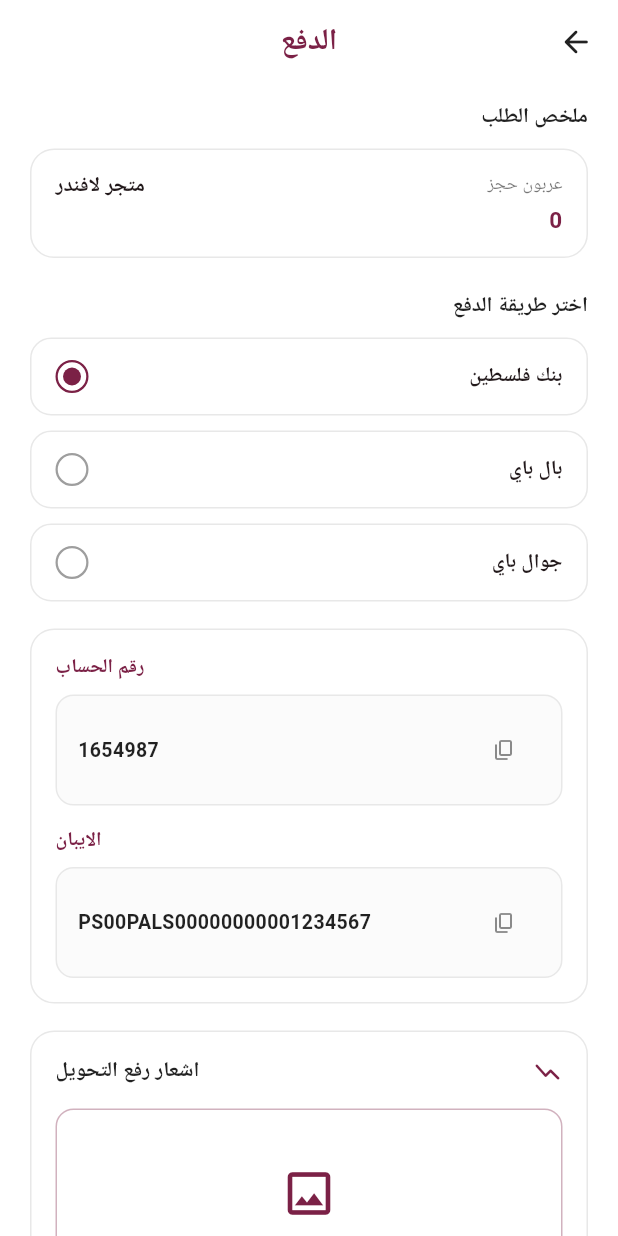
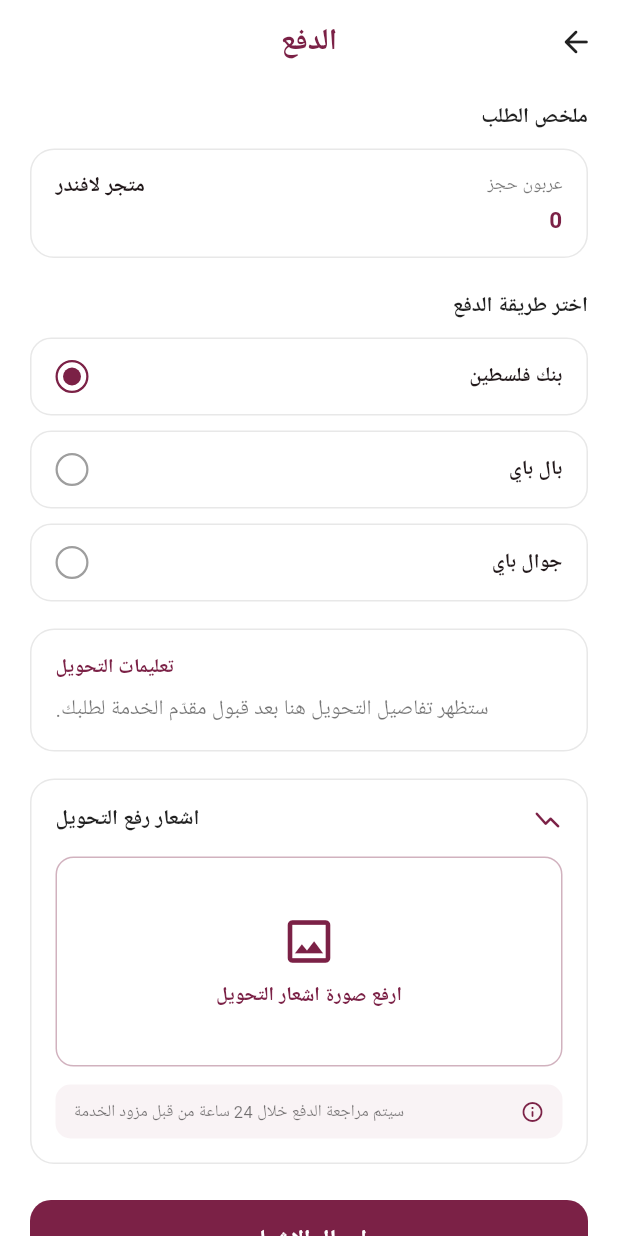
Before and after one commit to farah-platform/farah-mobile, a Flutter app: the PaymentScreen screen opened directly with empty values, on a phone screen of 412 x 824 dp. Run offline on Flutter 3.47's test engine with Material 3 defaults, Android fonts, the phone set to English and light mode, and no system bars; our stand-ins replace dio, equatable, firebase_auth, flutter_bloc, flutter_secure_storage, google_fonts and 3 more; accounts and stored records are empty; network calls fail; Roboto replaces fonts that are missing (Tajawal).

Commit message:
fix(payment): US-TBD remove placeholder transfer details and fix provider API paths
- Payment screen shows payment_instructions from the API instead of
  hardcoded account/IBAN/wallet numbers, with an empty state until the
  provider accepts the booking; sending a proof is blocked until then.
- Register PaymentCubit so submitting a proof no longer crashes.
- Provider endpoints used /api/provider/... on top of a base URL that
  already ends in /api, producing /api/api/... (404).

Co-Authored-By: Claude Opus 5.5 <noreply@anthropic.com>
Claude-Session: https://claude.ai/code/session_01X7j6gHm3fPU82bRrrNCPJc

```diff
--- a/lib/data/models/booking_model.dart
+++ b/lib/data/models/booking_model.dart
@@ -14,6 +14,7 @@ class BookingModel extends Equatable {
   final BookingStatus status;
   final double totalPrice;
   final String? notes;
+  final String? paymentInstructions;
   final DateTime createdAt;
 
   const BookingModel({
@@ -28,6 +29,7 @@ class BookingModel extends Equatable {
     required this.status,
     required this.totalPrice,
     this.notes,
+    this.paymentInstructions,
     required this.createdAt,
   });
 
@@ -57,6 +59,7 @@ class BookingModel extends Equatable {
           (map['total_amount'] as num?)?.toDouble() ??
           0.0,
       notes: map['notes'] as String?,
+      paymentInstructions: map['payment_instructions']?.toString(),
       createdAt: map['created_at'] != null
           ? DateTime.tryParse(map['created_at'].toString()) ?? DateTime.now()
           : DateTime.now(),
@@ -78,6 +81,7 @@ class BookingModel extends Equatable {
     'status': status.name,
     'total_price': totalPrice,
     'notes': notes,
+    'payment_instructions': paymentInstructions,
     'created_at': createdAt.toIso8601String(),
   };
 
--- a/lib/main.dart
+++ b/lib/main.dart
@@ -6,6 +6,7 @@ import 'package:farah/cubits/booking/booking_cubit.dart';
 import 'package:farah/cubits/favorites/favorites_cubit.dart';
 import 'package:farah/cubits/home/home_cubit.dart';
 import 'package:farah/cubits/notification/notification_cubit.dart';
+import 'package:farah/cubits/payment/payment_cubit.dart';
 import 'package:farah/cubits/profile/profile_cubit.dart';
 import 'package:farah/cubits/settings/settings_cubit.dart';
 
@@ -23,6 +24,7 @@ import 'package:farah/data/repositories/booking_repository.dart';
 import 'package:farah/data/repositories/home_repostory.dart';
 import 'package:farah/data/repositories/local_favorites_repository.dart';
 import 'package:farah/data/repositories/notification_repository.dart';
+import 'package:farah/data/repositories/payment_repository.dart';
 import 'package:farah/data/repositories/profile_repository.dart';
 import 'package:farah/data/repositories/service_repository.dart';
 import 'package:farah/data/repositories/provider_repository.dart';
@@ -46,6 +48,7 @@ Future<void> main() async {
   final ProfileRepository profileRepository = ApiProfileRepository(dioClient: dioClient);
   final NotificationRepository notificationRepository = ApiNotificationRepository(dioClient: dioClient);
   final ProviderRepository providerRepository = ApiProviderRepository(dioClient: dioClient);
+  final PaymentRepository paymentRepository = ApiPaymentRepository(dioClient: dioClient);
 
   runApp(
     FarhaApp(
@@ -56,6 +59,7 @@ Future<void> main() async {
       profileRepository: profileRepository,
       notificationRepository: notificationRepository,
       providerRepository: providerRepository,
+      paymentRepository: paymentRepository,
     ),
   );
 }
@@ -68,6 +72,7 @@ class FarhaApp extends StatelessWidget {
   final ProfileRepository profileRepository;
   final NotificationRepository notificationRepository;
   final ProviderRepository providerRepository;
+  final PaymentRepository paymentRepository;
 
   const FarhaApp({
     super.key,
@@ -78,6 +83,7 @@ class FarhaApp extends StatelessWidget {
     required this.profileRepository,
     required this.notificationRepository,
     required this.providerRepository,
+    required this.paymentRepository,
   });
 
   @override
@@ -98,6 +104,7 @@ class FarhaApp extends StatelessWidget {
           BlocProvider(create: (_) => ProfileCubit(profileRepository)),
           BlocProvider(create: (_) => SettingsCubit(profileRepository)),
           BlocProvider(create: (_) => NotificationCubit(notificationRepository)),
+          BlocProvider(create: (_) => PaymentCubit(paymentRepository)),
           BlocProvider(create: (_) => FavoritesCubit(LocalFavoritesRepository())),
         ],
         child: MaterialApp(
--- a/lib/view/screens/user/booking_confirmation_screen.dart
+++ b/lib/view/screens/user/booking_confirmation_screen.dart
@@ -287,6 +287,8 @@ class _BookingConfirmationScreenState extends State<BookingConfirmationScreen> {
                           service: widget.service,
                           depositAmount: depositAmount,
                           bookingId: state.booking.id.toString(),
+                          paymentInstructions:
+                              state.booking.paymentInstructions,
                         ),
                       ),
                     );
--- a/lib/view/screens/user/payment_screen.dart
+++ b/lib/view/screens/user/payment_screen.dart
@@ -15,20 +15,15 @@ class PaymentScreen extends StatefulWidget {
   final double depositAmount;
   final String bookingId;
 
-  final String bankAccountNumber;
-  final String bankIban;
-  final String jawwalPayNumber;
-  final String palPayNumber;
+  // Transfer details set by the provider; null until the booking is accepted.
+  final String? paymentInstructions;
 
   const PaymentScreen({
     super.key,
     required this.service,
     required this.depositAmount,
     required this.bookingId,
-    this.bankAccountNumber = '1654987',
-    this.bankIban = 'PS00PALS00000000001234567',
-    this.jawwalPayNumber = '0592467931',
-    this.palPayNumber = '0599123456',
+    this.paymentInstructions,
   });
 
   @override
@@ -325,6 +320,17 @@ class _PaymentScreenState extends State<PaymentScreen> {
                     ),
                   ),
                   onPressed: () {
+                    if (!_hasInstructions) {
+                      ScaffoldMessenger.of(context).showSnackBar(
+                        const SnackBar(
+                          content: Text(
+                            'لا يمكن إرسال إشعار التحويل قبل قبول مقدّم الخدمة لطلبك.',
+                          ),
+                        ),
+                      );
+                      return;
+                    }
+
                     if (_receiptImage == null) {
                       ScaffoldMessenger.of(context).showSnackBar(
                         const SnackBar(
@@ -435,9 +441,12 @@ class _PaymentScreenState extends State<PaymentScreen> {
     );
   }
 
+  bool get _hasInstructions =>
+      widget.paymentInstructions?.trim().isNotEmpty == true;
+
   Widget _buildDynamicPaymentDetails() {
-    if (_selectedMethod == PaymentMethod.bankOfPalestine) {
     return Container(
+      width: double.infinity,
       padding: const EdgeInsets.all(16),
       decoration: BoxDecoration(
         color: Colors.white,
@@ -448,7 +457,7 @@ class _PaymentScreenState extends State<PaymentScreen> {
         crossAxisAlignment: CrossAxisAlignment.end,
         children: [
           const Text(
-              'رقم الحساب',
+            'تعليمات التحويل',
             style: TextStyle(
               fontWeight: FontWeight.bold,
               fontSize: 13,
@@ -456,52 +465,20 @@ class _PaymentScreenState extends State<PaymentScreen> {
             ),
           ),
           const SizedBox(height: 8),
-            _buildReadOnlyField(widget.bankAccountNumber, 'رقم الحساب'),
-            const SizedBox(height: 14),
+          if (_hasInstructions)
+            _buildReadOnlyField(
+              widget.paymentInstructions!.trim(),
+              'تعليمات التحويل',
+            )
+          else
             const Text(
-              'الايبان',
-              style: TextStyle(
-                fontWeight: FontWeight.bold,
-                fontSize: 13,
-                color: _maroon,
+              'ستظهر تفاصيل التحويل هنا بعد قبول مقدّم الخدمة لطلبك.',
+              textAlign: TextAlign.right,
+              style: TextStyle(fontSize: 14, color: Colors.black54),
             ),
-            ),
-            const SizedBox(height: 8),
-            _buildReadOnlyField(widget.bankIban, 'الآيبان'),
         ],
       ),
     );
-    } else {
-      final isJawwal = _selectedMethod == PaymentMethod.jawwalPay;
-      final walletLabel = isJawwal ? 'رقم محفظة جوال باي' : 'رقم محفظة بال باي';
-      final walletNumber = isJawwal
-          ? widget.jawwalPayNumber
-          : widget.palPayNumber;
-
-      return Container(
-        padding: const EdgeInsets.all(16),
-        decoration: BoxDecoration(
-          color: Colors.white,
-          borderRadius: BorderRadius.circular(16),
-          border: Border.all(color: _cardBorder),
-        ),
-        child: Column(
-          crossAxisAlignment: CrossAxisAlignment.end,
-          children: [
-            Text(
-              walletLabel,
-              style: const TextStyle(
-                fontWeight: FontWeight.bold,
-                fontSize: 13,
-                color: _maroon,
-              ),
-            ),
-            const SizedBox(height: 8),
-            _buildReadOnlyField(walletNumber, walletLabel),
-          ],
-        ),
-      );
-    }
   }
 
   Widget _buildReadOnlyField(String value, String label) {
@@ -526,12 +503,16 @@ class _PaymentScreenState extends State<PaymentScreen> {
             ),
             onPressed: () => _copyToClipboard(value, label),
           ),
-          Text(
+          const SizedBox(width: 8),
+          Flexible(
+            child: Text(
               value,
+              textAlign: TextAlign.right,
               style: const TextStyle(
-              fontSize: 13,
+                fontSize: 14,
                 fontWeight: FontWeight.w600,
                 color: Colors.black87,
+              ),
             ),
           ),
         ],
```
Also changed, not shown: lib/data/repositories/api_provider_repository.dart (+6 -6 lines), 1 other file. Lines whose indentation alone changed are shown as unchanged.
